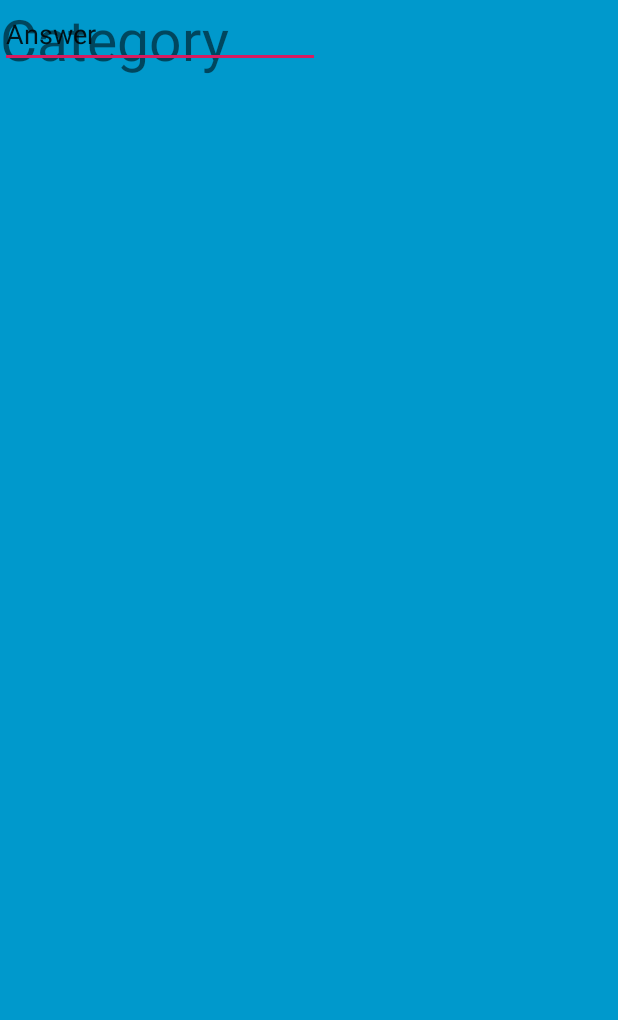
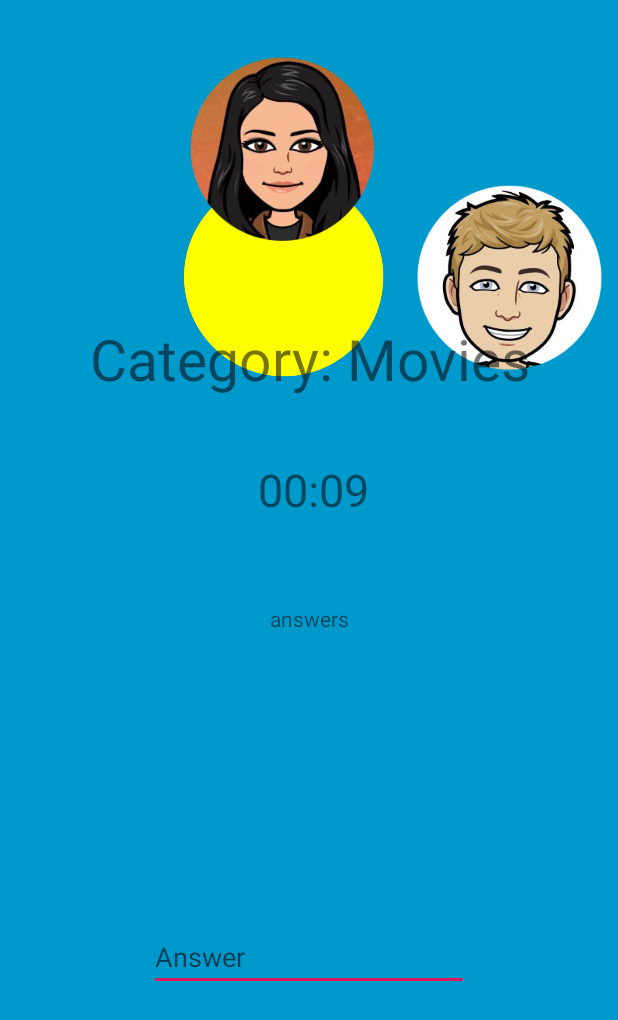
Before and after one commit to Lon19/team-6, an Android app: the Game1 screen opened directly, with no data from a screen before it, on a phone screen of 412 x 824 dp. Shown: the top 1020 px of the screen. Run offline under Robolectric (Android 15) with nearby library versions, the phone set to English and light mode, and no system bars.

Commit message:
Created Game1 with a functioning count down and user display

```diff
--- a/Android/app/src/main/java/org/ytt/code4good/Game1.java
+++ b/Android/app/src/main/java/org/ytt/code4good/Game1.java
@@ -7,14 +7,59 @@ import androidx.appcompat.app.AppCompatActivity;
 
 import android.os.Bundle;
 import android.os.Handler;
+import android.view.KeyEvent;
 import android.view.MotionEvent;
 import android.view.View;
+import android.widget.EditText;
+import android.widget.ImageView;
+import android.widget.TextView;
+import java.util.Locale;
 
 /**
  * An example full-screen activity that shows and hides the system UI (i.e.
  * status bar and navigation/system bar) with user interaction.
  */
 public class Game1 extends AppCompatActivity {
+
+    private TextView categoryText;
+    private TextView answerText;
+    private TextView answersDisplay;
+    private TextView timerText;
+    private ImageView R_Circle;
+    private ImageView L_Circle;
+
+
+    String answer = "answers";
+    int count;
+    Boolean gameEnd;
+
+    final Timer fiveSecondTimer = new Timer(11000, 10) {
+        public void onTick(long millisUntilFinished) {
+            count = (int)millisUntilFinished/50;
+
+            int minutes = (int) (millisUntilFinished / 1000) / 60;
+            int seconds = (int) (millisUntilFinished / 1000) % 60;
+
+            String timeFormatted = String.format(Locale.getDefault(), "%02d:%02d", minutes, seconds);
+
+            timerText.setText(timeFormatted);
+            if (count == 0) {
+                reset();
+            }
+            //timerText.setText(count);
+
+            // change time bvalue
+//            progressBar.setProgress(progress);
+        }
+
+        public void onFinish() {
+            // call function to display text and reset things
+        }
+    }.start();
+
+
+
+
     /**
      * Whether or not the system UI should be auto-hidden after
      * {@link #AUTO_HIDE_DELAY_MILLIS} milliseconds.
@@ -96,20 +141,96 @@ public class Game1 extends AppCompatActivity {
         mContentView = findViewById(R.id.fullscreen_content);
 
 
+        R_Circle = findViewById(R.id.R_Circle);
+        L_Circle = findViewById(R.id.L_Circle);
+        categoryText = findViewById(R.id.categoryText);
+        answerText = findViewById(R.id.answerText);
+        answersDisplay = findViewById(R.id.answersDisplay);
+        timerText = findViewById(R.id.timer);
+
+        timerText.setText("5");
+
+        categoryText.setText("Category: Movies");
+        answersDisplay.setText(answer);
+        answerText.setHint("Answer");
+
+        fiveSecondTimer.start();
+
+        // Hide L_circle
+        L_Circle.setVisibility(View.VISIBLE);
+        R_Circle.setVisibility(View.INVISIBLE);
+
+        //put in while loop???
+        answerText.setOnEditorActionListener(new TextView.OnEditorActionListener() {
+            @Override
+            public boolean onEditorAction(TextView v, int actionId, KeyEvent event) {
+                // display new answer
+                answer += answerText.getText().toString() + "\n";
+
+                answersDisplay.setText(answer);
+
+                // swicth players
+                // change yellow circle display
+
+                // clear text
+                reset();
+                return true;
+            }
+        });
+
         // Set up the user interaction to manually show or hide the system UI.
-        mContentView.setOnClickListener(new View.OnClickListener() {
+        /*mContentView.setOnClickListener(new View.OnClickListener() {
             @Override
             public void onClick(View view) {
                 toggle();
             }
-        });
+        });*/
+
+        /*userInput.setOnEditorActionListener(new onEditorActionListener() {
+
+
+        });*/
+
+
+        // set listener for answer text
+        /*answerText.setOnClickListener(new onClickListener(){
+
+        })*/
 
         // Upon interacting with UI controls, delay any scheduled hide()
         // operations to prevent the jarring behavior of controls going away
         // while interacting with the UI.
-        findViewById(R.id.dummy_button).setOnTouchListener(mDelayHideTouchListener);
+        //findViewById(R.id.dummy_button).setOnTouchListener(mDelayHideTouchListener);
+
+        // Set category text as something for default
+
+
     }
 
+    /*public void onClick(View v)
+    {
+
+        answerText.getText();
+    }*/
+
+
+    // Used to reset input & timer for next player's round
+    private void reset() {
+        answerText.setText("");
+
+        if (L_Circle.getVisibility() == View.VISIBLE){
+            R_Circle.setVisibility(View.VISIBLE);
+            L_Circle.setVisibility(View.INVISIBLE);
+        } else {
+            L_Circle.setVisibility(View.VISIBLE);
+            R_Circle.setVisibility(View.INVISIBLE);
+        }
+
+
+        // reset timer
+        fiveSecondTimer.start();
+
+    }
     @Override
     protected void onPostCreate(Bundle savedInstanceState) {
         super.onPostCreate(savedInstanceState);
--- /dev/null
+++ b/Android/app/src/main/java/org/ytt/code4good/Timer.java
@@ -0,0 +1,96 @@
+package org.ytt.code4good;
+
+
+import android.os.CountDownTimer;
+
+public abstract class Timer {
+    private long millisInFuture;
+    private long countDownInterval;
+    private long millisRemaining;
+
+    CountDownTimer countDownTimer = null;
+
+    private boolean isPaused = true;
+
+    public Timer(long millisInFuture, long countDownInterval) {
+        super();
+        this.millisInFuture = millisInFuture;
+        this.countDownInterval = countDownInterval;
+        this.millisRemaining = this.millisInFuture;
+    }
+
+    private void createCountDownTimer(long setTimeTo){
+        countDownTimer = new CountDownTimer(setTimeTo,countDownInterval) {
+
+            @Override
+            public void onTick(long millisUntilFinished) {
+                millisRemaining = millisUntilFinished;
+                Timer.this.onTick(millisUntilFinished);
+            }
+
+            @Override
+            public void onFinish() {
+                Timer.this.onFinish();
+            }
+        };
+    }
+    /**
+     * Callback fired on regular interval.
+     *
+     * @param millisUntilFinished The amount of time until finished.
+     */
+    public abstract void onTick(long millisUntilFinished);
+    /**
+     * Callback fired when the time is up.
+     */
+    public abstract void onFinish();
+    /**
+     * Cancel the countdown.
+     */
+    public final void cancel(){
+        if(countDownTimer!=null){
+            countDownTimer.cancel();
+        }
+        this.millisRemaining = 0;
+    }
+
+
+    /**
+     * Resume the countdown. If the countdown is already running, do nothing
+     * @return CountDownTimerPausable current instance
+     */
+    public synchronized final Timer resume(){
+        if(isPaused) {
+            createCountDownTimer(millisRemaining);
+            countDownTimer.start();
+            isPaused = false;
+        }
+        return this;
+    }
+
+    // start the timer from the initial countdown time (I.e. reset)
+    public synchronized final Timer start() {
+        cancel();
+        createCountDownTimer(millisInFuture);
+        countDownTimer.start();
+        isPaused = false;
+        return this;
+    }
+
+    /**
+     * Pauses so it could be resumed with resume()
+     * later from the same point where it was paused.
+     */
+    public void pause()throws IllegalStateException{
+        if(!isPaused){
+            countDownTimer.cancel();
+        } else{
+            throw new IllegalStateException("CountDownTimerPausable is already in pause state, start counter before pausing it.");
+        }
+        isPaused = true;
+    }
+
+    public boolean isPaused() {
+        return isPaused;
+    }
+}
--- a/Android/app/src/main/res/layout/activity_game1.xml
+++ b/Android/app/src/main/res/layout/activity_game1.xml
@@ -16,6 +16,18 @@
          android:fitsSystemWindows. -->
 
 
+    <TextView
+        android:id="@+id/fullscreen_content"
+        android:layout_width="match_parent"
+        android:layout_height="match_parent"
+        android:gravity="center"
+        android:keepScreenOn="true"
+        android:textColor="#33b5e5"
+        android:textSize="50sp"
+        android:textStyle="bold"
+        tools:layout_editor_absoluteX="-57dp"
+        tools:layout_editor_absoluteY="122dp" />
+
     <LinearLayout
         android:id="@+id/fullscreen_content_controls"
         style="?metaButtonBarStyle"
@@ -30,64 +42,111 @@
         tools:ignore="UselessParent" />
 
     <ImageView
-        android:id="@+id/leftHeadImage"
-        android:layout_width="145dp"
-        android:layout_height="277dp"
-        tools:layout_editor_absoluteX="133dp"
-        tools:layout_editor_absoluteY="-45dp"
-        tools:srcCompat="@drawable/yellowCircle" />
+        android:id="@+id/R_Circle"
+        android:layout_width="141dp"
+        android:layout_height="188dp"
+        android:layout_marginStart="268dp"
+        app:layout_constraintBottom_toBottomOf="parent"
+        app:layout_constraintStart_toStartOf="parent"
+        app:layout_constraintTop_toTopOf="parent"
+        app:layout_constraintVertical_bias="0.001"
+        tools:ignore="MissingConstraints, ContentDescription"
+        android:src="@drawable/yellow_circle" />
 
     <ImageView
-        android:id="@+id/rightHeadYellow"
-        android:layout_width="145dp"
-        android:layout_height="277dp"
-        tools:layout_editor_absoluteX="270dp"
-        tools:layout_editor_absoluteY="-44dp"
-        tools:srcCompat="@drawable/yellowCircle" />
+        android:id="@+id/L_Circle"
+        android:layout_width="141dp"
+        android:layout_height="188dp"
+        android:layout_marginBottom="545dp"
+        app:layout_constraintBottom_toBottomOf="parent"
+        app:layout_constraintEnd_toStartOf="@+id/R_Circle"
+        app:layout_constraintHorizontal_bias="0.931"
+        app:layout_constraintStart_toStartOf="parent"
+        tools:ignore="MissingConstraints, ContentDescription"
+        android:src="@drawable/yellow_circle" />
 
     <ImageView
         android:id="@+id/LeftHead"
-        android:layout_width="130dp"
-        android:layout_height="171dp"
+        android:layout_width="162dp"
+        android:layout_height="125dp"
+        android:layout_marginStart="56dp"
         app:layout_constraintBottom_toBottomOf="parent"
-        app:layout_constraintEnd_toEndOf="parent"
-        app:layout_constraintHorizontal_bias="0.498"
+        app:layout_constraintEnd_toStartOf="@+id/R_Circle"
+        app:layout_constraintHorizontal_bias="1.0"
         app:layout_constraintStart_toStartOf="parent"
         app:layout_constraintTop_toTopOf="parent"
-        app:layout_constraintVertical_bias="0.014"
-        tools:srcCompat="@drawable/headA" />
+        app:layout_constraintVertical_bias="0.054"
+        tools:ignore="MissingConstraints, ContentDescription"
+        android:src="@drawable/head_one" />
 
     <ImageView
         android:id="@+id/rightHead"
-        android:layout_width="118dp"
-        android:layout_height="179dp"
-        android:layout_marginStart="128dp"
-        app:layout_constraintBottom_toBottomOf="parent"
-        app:layout_constraintEnd_toEndOf="parent"
-        app:layout_constraintHorizontal_bias="0.945"
-        app:layout_constraintStart_toStartOf="parent"
+        android:layout_width="130dp"
+        android:layout_height="180dp"
+        android:layout_marginStart="6dp"
+        android:layout_marginTop="4dp"
+        android:layout_marginBottom="550dp"
+        app:layout_constraintBottom_toBottomOf="@+id/fullscreen_content"
+        app:layout_constraintStart_toStartOf="@+id/R_Circle"
         app:layout_constraintTop_toTopOf="parent"
-        app:layout_constraintVertical_bias="0.0"
-        tools:srcCompat="@drawable/headB" />
+        app:layout_constraintVertical_bias="1.0"
+        tools:ignore="MissingConstraints, ContentDescription"
+        android:src="@drawable/head_two" />
 
     <TextView
         android:id="@+id/categoryText"
         android:layout_width="wrap_content"
         android:layout_height="wrap_content"
-        android:text="Category"
+        android:layout_marginTop="50dp"
+        android:text=""
         android:textSize="38sp"
-        tools:layout_editor_absoluteX="133dp"
-        tools:layout_editor_absoluteY="273dp" />
+        app:layout_constraintBottom_toBottomOf="@+id/fullscreen_content"
+        app:layout_constraintEnd_toEndOf="parent"
+        app:layout_constraintHorizontal_bias="0.507"
+        app:layout_constraintStart_toStartOf="parent"
+        app:layout_constraintTop_toBottomOf="@+id/LeftHead"
+        app:layout_constraintVertical_bias="0.0"
+        tools:ignore="MissingConstraints, ContentDescription"
+        />
 
     <EditText
         android:id="@+id/answerText"
         android:layout_width="wrap_content"
         android:layout_height="wrap_content"
+        android:clickable="true"
         android:ems="10"
-        android:inputType="textPersonName"
-        android:text="Answer"
-        tools:layout_editor_absoluteX="117dp"
-        tools:layout_editor_absoluteY="558dp" />
+        android:imeOptions="actionDone"
+        android:inputType="textCapWords"
+        android:text=""
+        android:hint=""
+        app:layout_constraintBottom_toBottomOf="parent"
+        app:layout_constraintEnd_toEndOf="parent"
+        app:layout_constraintStart_toStartOf="parent"
+        app:layout_constraintTop_toBottomOf="@+id/categoryText"
+        app:layout_constraintVertical_bias="0.682"
+        tools:ignore="MissingConstraints, ContentDescription\"
+        />
+
+    <TextView
+        android:id="@+id/answersDisplay"
+        android:layout_width="wrap_content"
+        android:layout_height="19dp"
+        app:layout_constraintBottom_toBottomOf="@+id/fullscreen_content"
+        app:layout_constraintEnd_toEndOf="parent"
+        app:layout_constraintStart_toStartOf="@+id/fullscreen_content"
+        app:layout_constraintTop_toTopOf="parent" />
+
+    <TextView
+        android:id="@+id/timer"
+        android:layout_width="wrap_content"
+        android:layout_height="wrap_content"
+        android:textSize="30sp"
+        app:layout_constraintBottom_toBottomOf="parent"
+        app:layout_constraintEnd_toEndOf="parent"
+        app:layout_constraintHorizontal_bias="0.508"
+        app:layout_constraintStart_toStartOf="parent"
+        app:layout_constraintTop_toTopOf="parent"
+        app:layout_constraintVertical_bias="0.391" />
 
 
 </androidx.constraintlayout.widget.ConstraintLayout>
--- a/Android/app/src/main/res/values/strings.xml
+++ b/Android/app/src/main/res/values/strings.xml
@@ -4,4 +4,6 @@
     <string name="title_activity_game1">Game1</string>
     <string name="dummy_button">Dummy Button</string>
     <string name="dummy_content">DUMMY\nCONTENT</string>
+
+    <string name="title_activity_fullscreen">FullscreenActivity</string>
 </resources>
```
Also changed, not shown: Android/app/src/main/res/drawable/head_one.png (renamed from Android/app/src/main/res/drawable/headA.png), Android/app/src/main/res/drawable/head_two.png (renamed from Android/app/src/main/res/drawable/headB.png), Android/app/src/main/res/drawable/yellow_circle.png (renamed from Android/app/src/main/res/drawable/yellowCircle.png).
